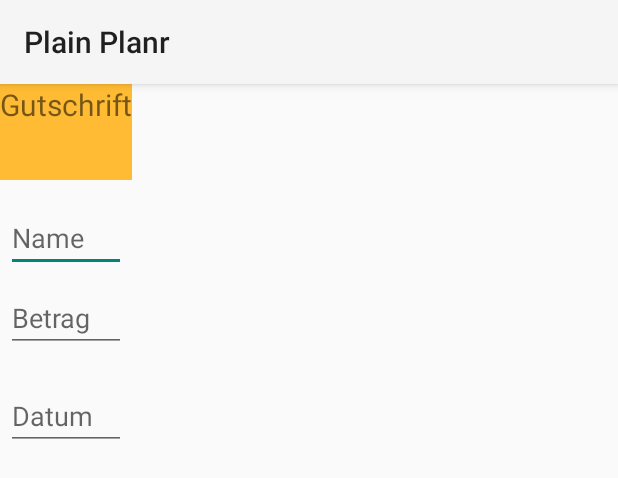
After one commit to deadlmaster/AndoridHdM, an Android app: the layout alertdialogue_layout_credit.xml on its own in the app's theme, with its tools: preview values and no code run, on a phone screen of 412 x 824 dp. The commit adds this screen. Shown: the top 478 px of the screen. Run offline under Robolectric (Android 15) with nearby library versions, the phone set to English and light mode, and no system bars.

Commit message:
Bugfixed Popupsaving

```diff
--- a/app/src/main/java/com/firstapplication/medianight/andoridhdm/BalanceActivity.java
+++ b/app/src/main/java/com/firstapplication/medianight/andoridhdm/BalanceActivity.java
@@ -3,6 +3,7 @@ package com.firstapplication.medianight.andoridhdm;
 import android.app.Activity;
 import android.content.Intent;
 import android.os.Bundle;
+import android.util.Log;
 import android.view.Menu;
 import android.view.MenuItem;
 import android.widget.TextView;
@@ -24,7 +25,6 @@ public class BalanceActivity extends Activity {
         TextView ScreenDate = (TextView)findViewById(R.id.text_date_balance);
         ScreenDate.setText(currentDate);
     }
-
 
     private Calendar myCalender = Calendar.getInstance();
     String myFormat = "dd.MM.yy";
--- a/app/src/main/java/com/firstapplication/medianight/andoridhdm/EntryDB.java
+++ b/app/src/main/java/com/firstapplication/medianight/andoridhdm/EntryDB.java
@@ -1,5 +1,4 @@
 package com.firstapplication.medianight.andoridhdm;
-import com.firstapplication.medianight.andoridhdm.MainActivity;
 
 /**
  * Created by Cpt Cranberry on 04/01/2015.
@@ -10,7 +9,6 @@ public class EntryDB {
     private String ExpendNameString;
     private String ExpendDateString;
     private String ExpendAmountString;
-
 
 
     public long getId() {
@@ -52,4 +50,6 @@ public class EntryDB {
 
 
 
+
+
 }
--- /dev/null
+++ b/app/src/main/res/layout/alertdialogue_layout_credit.xml
@@ -0,0 +1,49 @@
+<LinearLayout xmlns:android="http://schemas.android.com/apk/res/android"
+    android:orientation="vertical"
+    android:layout_width="wrap_content"
+    android:layout_height="wrap_content">
+    <TextView
+
+        android:layout_width="match_parent"
+        android:layout_height="64dp"
+        android:scaleType="center"
+        android:background="#FFFFBB33"
+        android:text="Gutschrift"
+        android:textSize="20dp"
+
+        />
+    <EditText
+        android:id="@+id/alert_name_credit"
+        android:inputType="textEmailAddress"
+        android:layout_width="match_parent"
+        android:layout_height="wrap_content"
+        android:layout_marginTop="16dp"
+        android:layout_marginLeft="4dp"
+        android:layout_marginRight="4dp"
+        android:layout_marginBottom="4dp"
+        android:hint="@string/alert_namehint_credit" />
+    <EditText
+        android:id="@+id/alert_amount_credit"
+        android:inputType="textPassword"
+        android:layout_width="match_parent"
+        android:layout_height="wrap_content"
+        android:layout_marginTop="4dp"
+        android:layout_marginLeft="4dp"
+        android:layout_marginRight="4dp"
+        android:layout_marginBottom="16dp"
+        android:fontFamily="sans-serif"
+        android:hint="@string/alert_amounthint_credit"/>
+    <EditText
+        android:id="@+id/alert_date_credit"
+        android:inputType="textPassword"
+        android:layout_width="match_parent"
+        android:layout_height="wrap_content"
+        android:layout_marginTop="4dp"
+        android:layout_marginLeft="4dp"
+        android:layout_marginRight="4dp"
+        android:layout_marginBottom="16dp"
+        android:fontFamily="sans-serif"
+        android:hint="@string/alert_datehint_credit"/>
+
+
+</LinearLayout>
--- a/app/src/main/res/layout/popupwindow_layout_saving.xml
+++ b/app/src/main/res/layout/popupwindow_layout_saving.xml
@@ -71,7 +71,6 @@
                     android:hint="60000,50€"
                     android:layout_marginLeft="5dp"
                     android:inputType="number"
-                    android:focusable="false"
                     android:singleLine="true"
                     />
 
--- a/app/src/main/res/values/strings.xml
+++ b/app/src/main/res/values/strings.xml
@@ -55,5 +55,8 @@
     <string name="screenIncomeExpend">EinnahmenundAusgaben</string>
     <string name="dreamgoal_text_title">Wunschliste</string>
     <string name="text_dreamgoal_list_amount">Gesamtsumme:</string>
+    <string name="alert_namehint_credit">Name</string>
+    <string name="alert_amounthint_credit">Betrag</string>
+    <string name="alert_datehint_credit">Datum</string>
 
 </resources>
```
Also changed, not shown: app/src/main/java/com/firstapplication/medianight/andoridhdm/MainActivity.java (+7 -2 lines).
